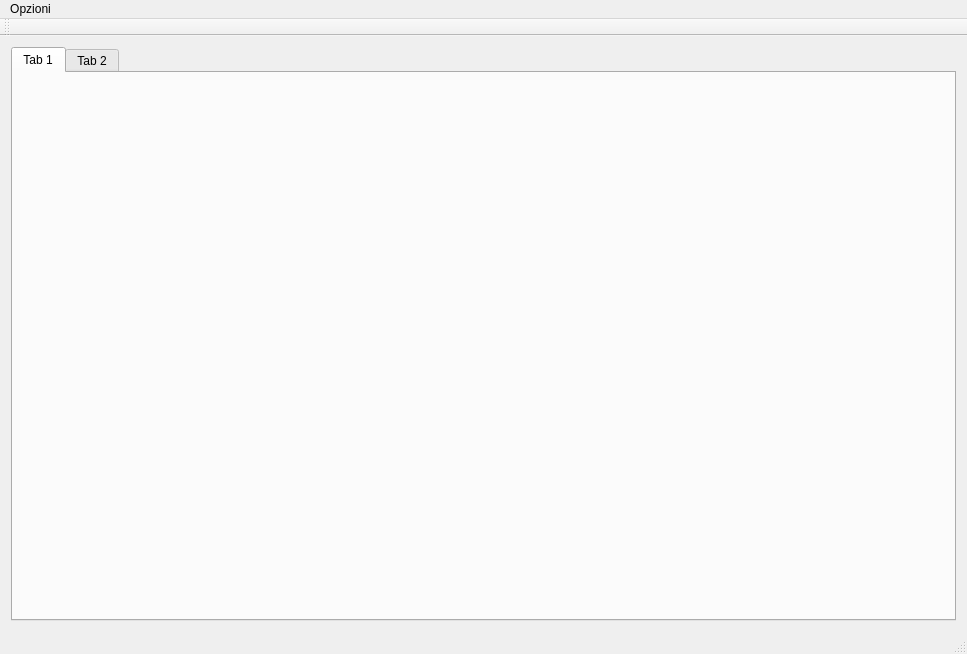
Old version of the form qt/MTempClient/MTempClient.ui in the repository danilom93/WB32.
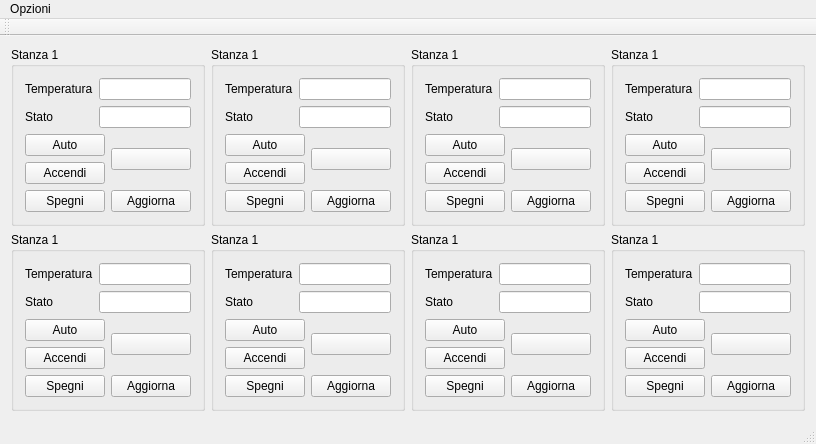
New version of the form. Icons and pictures are not drawn.

```diff
--- a/qt/MTempClient/MTempClient.ui
+++ b/qt/MTempClient/MTempClient.ui
@@ -6,27 +6,669 @@
    <rect>
     <x>0</x>
     <y>0</y>
-    <width>967</width>
-    <height>654</height>
+    <width>746</width>
+    <height>438</height>
    </rect>
   </property>
   <property name="windowTitle">
    <string>MTempClient</string>
   </property>
   <widget class="QWidget" name="centralWidget">
-   <layout class="QHBoxLayout" name="horizontalLayout">
-    <item>
-     <widget class="QTabWidget" name="tabWidget">
-      <widget class="QWidget" name="tab">
-       <attribute name="title">
-        <string>Tab 1</string>
-       </attribute>
-      </widget>
-      <widget class="QWidget" name="tab_2">
-       <attribute name="title">
-        <string>Tab 2</string>
-       </attribute>
-      </widget>
+   <layout class="QGridLayout" name="gridLayout_2">
+    <item row="0" column="0">
+     <widget class="QGroupBox" name="roomGroupBox_1">
+      <property name="title">
+       <string>Stanza 1</string>
+      </property>
+      <layout class="QGridLayout" name="gridLayout">
+       <item row="0" column="0">
+        <widget class="QLabel" name="label">
+         <property name="text">
+          <string>Temperatura</string>
+         </property>
+        </widget>
+       </item>
+       <item row="0" column="1" colspan="2">
+        <widget class="QLineEdit" name="temperatureEdit_1">
+         <property name="readOnly">
+          <bool>true</bool>
+         </property>
+        </widget>
+       </item>
+       <item row="1" column="0">
+        <widget class="QLabel" name="label_2">
+         <property name="text">
+          <string>Stato</string>
+         </property>
+        </widget>
+       </item>
+       <item row="1" column="1" colspan="2">
+        <widget class="QLineEdit" name="statusLineEdit_1">
+         <property name="readOnly">
+          <bool>true</bool>
+         </property>
+        </widget>
+       </item>
+       <item row="2" column="0" colspan="2">
+        <widget class="QPushButton" name="setAutoButton_1">
+         <property name="text">
+          <string>Auto</string>
+         </property>
+        </widget>
+       </item>
+       <item row="2" column="2" rowspan="2">
+        <widget class="QPushButton" name="configButton_1">
+         <property name="text">
+          <string/>
+         </property>
+         <property name="icon">
+          <iconset resource="resource.qrc">
+           <normaloff>:/ico/img/Settings-52.png</normaloff>:/ico/img/Settings-52.png</iconset>
+         </property>
+         <property name="iconSize">
+          <size>
+           <width>32</width>
+           <height>32</height>
+          </size>
+         </property>
+        </widget>
+       </item>
+       <item row="3" column="0" colspan="2">
+        <widget class="QPushButton" name="forceOnButton_1">
+         <property name="text">
+          <string>Accendi</string>
+         </property>
+        </widget>
+       </item>
+       <item row="4" column="0" colspan="2">
+        <widget class="QPushButton" name="forceOffButton_1">
+         <property name="text">
+          <string>Spegni</string>
+         </property>
+        </widget>
+       </item>
+       <item row="4" column="2">
+        <widget class="QPushButton" name="updateButton_1">
+         <property name="text">
+          <string>Aggiorna</string>
+         </property>
+        </widget>
+       </item>
+      </layout>
+     </widget>
+    </item>
+    <item row="0" column="1">
+     <widget class="QGroupBox" name="roomGroupBox_2">
+      <property name="title">
+       <string>Stanza 1</string>
+      </property>
+      <layout class="QGridLayout" name="gridLayout_3">
+       <item row="0" column="0">
+        <widget class="QLabel" name="label_5">
+         <property name="text">
+          <string>Temperatura</string>
+         </property>
+        </widget>
+       </item>
+       <item row="0" column="1" colspan="2">
+        <widget class="QLineEdit" name="temperatureEdit_2">
+         <property name="readOnly">
+          <bool>true</bool>
+         </property>
+        </widget>
+       </item>
+       <item row="1" column="0">
+        <widget class="QLabel" name="label_6">
+         <property name="text">
+          <string>Stato</string>
+         </property>
+        </widget>
+       </item>
+       <item row="1" column="1" colspan="2">
+        <widget class="QLineEdit" name="statusLineEdit_2">
+         <property name="readOnly">
+          <bool>true</bool>
+         </property>
+        </widget>
+       </item>
+       <item row="2" column="0" colspan="2">
+        <widget class="QPushButton" name="setAutoButton_3">
+         <property name="text">
+          <string>Auto</string>
+         </property>
+        </widget>
+       </item>
+       <item row="2" column="2" rowspan="2">
+        <widget class="QPushButton" name="configButton_3">
+         <property name="text">
+          <string/>
+         </property>
+         <property name="icon">
+          <iconset resource="resource.qrc">
+           <normaloff>:/ico/img/Settings-52.png</normaloff>:/ico/img/Settings-52.png</iconset>
+         </property>
+         <property name="iconSize">
+          <size>
+           <width>32</width>
+           <height>32</height>
+          </size>
+         </property>
+        </widget>
+       </item>
+       <item row="3" column="0" colspan="2">
+        <widget class="QPushButton" name="forceOnButton_3">
+         <property name="text">
+          <string>Accendi</string>
+         </property>
+        </widget>
+       </item>
+       <item row="4" column="0" colspan="2">
+        <widget class="QPushButton" name="forceOffButton_3">
+         <property name="text">
+          <string>Spegni</string>
+         </property>
+        </widget>
+       </item>
+       <item row="4" column="2">
+        <widget class="QPushButton" name="updateButton_3">
+         <property name="text">
+          <string>Aggiorna</string>
+         </property>
+        </widget>
+       </item>
+      </layout>
+     </widget>
+    </item>
+    <item row="0" column="2">
+     <widget class="QGroupBox" name="roomGroupBox_3">
+      <property name="title">
+       <string>Stanza 1</string>
+      </property>
+      <layout class="QGridLayout" name="gridLayout_4">
+       <item row="0" column="0">
+        <widget class="QLabel" name="label_7">
+         <property name="text">
+          <string>Temperatura</string>
+         </property>
+        </widget>
+       </item>
+       <item row="0" column="1" colspan="2">
+        <widget class="QLineEdit" name="temperatureEdit_3">
+         <property name="readOnly">
+          <bool>true</bool>
+         </property>
+        </widget>
+       </item>
+       <item row="1" column="0">
+        <widget class="QLabel" name="label_8">
+         <property name="text">
+          <string>Stato</string>
+         </property>
+        </widget>
+       </item>
+       <item row="1" column="1" colspan="2">
+        <widget class="QLineEdit" name="statusLineEdit_3">
+         <property name="readOnly">
+          <bool>true</bool>
+         </property>
+        </widget>
+       </item>
+       <item row="2" column="0" colspan="2">
+        <widget class="QPushButton" name="setAutoButton_4">
+         <property name="text">
+          <string>Auto</string>
+         </property>
+        </widget>
+       </item>
+       <item row="2" column="2" rowspan="2">
+        <widget class="QPushButton" name="configButton_4">
+         <property name="text">
+          <string/>
+         </property>
+         <property name="icon">
+          <iconset resource="resource.qrc">
+           <normaloff>:/ico/img/Settings-52.png</normaloff>:/ico/img/Settings-52.png</iconset>
+         </property>
+         <property name="iconSize">
+          <size>
+           <width>32</width>
+           <height>32</height>
+          </size>
+         </property>
+        </widget>
+       </item>
+       <item row="3" column="0" colspan="2">
+        <widget class="QPushButton" name="forceOnButton_4">
+         <property name="text">
+          <string>Accendi</string>
+         </property>
+        </widget>
+       </item>
+       <item row="4" column="0" colspan="2">
+        <widget class="QPushButton" name="forceOffButton_4">
+         <property name="text">
+          <string>Spegni</string>
+         </property>
+        </widget>
+       </item>
+       <item row="4" column="2">
+        <widget class="QPushButton" name="updateButton_4">
+         <property name="text">
+          <string>Aggiorna</string>
+         </property>
+        </widget>
+       </item>
+      </layout>
+     </widget>
+    </item>
+    <item row="0" column="3">
+     <widget class="QGroupBox" name="roomGroupBox_4">
+      <property name="title">
+       <string>Stanza 1</string>
+      </property>
+      <layout class="QGridLayout" name="gridLayout_5">
+       <item row="0" column="0">
+        <widget class="QLabel" name="label_9">
+         <property name="text">
+          <string>Temperatura</string>
+         </property>
+        </widget>
+       </item>
+       <item row="0" column="1" colspan="2">
+        <widget class="QLineEdit" name="temperatureEdit_4">
+         <property name="readOnly">
+          <bool>true</bool>
+         </property>
+        </widget>
+       </item>
+       <item row="1" column="0">
+        <widget class="QLabel" name="label_10">
+         <property name="text">
+          <string>Stato</string>
+         </property>
+        </widget>
+       </item>
+       <item row="1" column="1" colspan="2">
+        <widget class="QLineEdit" name="statusLineEdit_4">
+         <property name="readOnly">
+          <bool>true</bool>
+         </property>
+        </widget>
+       </item>
+       <item row="2" column="0" colspan="2">
+        <widget class="QPushButton" name="setAutoButton_5">
+         <property name="text">
+          <string>Auto</string>
+         </property>
+        </widget>
+       </item>
+       <item row="2" column="2" rowspan="2">
+        <widget class="QPushButton" name="configButton_5">
+         <property name="text">
+          <string/>
+         </property>
+         <property name="icon">
+          <iconset resource="resource.qrc">
+           <normaloff>:/ico/img/Settings-52.png</normaloff>:/ico/img/Settings-52.png</iconset>
+         </property>
+         <property name="iconSize">
+          <size>
+           <width>32</width>
+           <height>32</height>
+          </size>
+         </property>
+        </widget>
+       </item>
+       <item row="3" column="0" colspan="2">
+        <widget class="QPushButton" name="forceOnButton_5">
+         <property name="text">
+          <string>Accendi</string>
+         </property>
+        </widget>
+       </item>
+       <item row="4" column="0" colspan="2">
+        <widget class="QPushButton" name="forceOffButton_5">
+         <property name="text">
+          <string>Spegni</string>
+         </property>
+        </widget>
+       </item>
+       <item row="4" column="2">
+        <widget class="QPushButton" name="updateButton_5">
+         <property name="text">
+          <string>Aggiorna</string>
+         </property>
+        </widget>
+       </item>
+      </layout>
+     </widget>
+    </item>
+    <item row="1" column="0">
+     <widget class="QGroupBox" name="roomGroupBox_5">
+      <property name="title">
+       <string>Stanza 1</string>
+      </property>
+      <layout class="QGridLayout" name="gridLayout_6">
+       <item row="0" column="0">
+        <widget class="QLabel" name="label_11">
+         <property name="text">
+          <string>Temperatura</string>
+         </property>
+        </widget>
+       </item>
+       <item row="0" column="1" colspan="2">
+        <widget class="QLineEdit" name="temperatureEdit_5">
+         <property name="readOnly">
+          <bool>true</bool>
+         </property>
+        </widget>
+       </item>
+       <item row="1" column="0">
+        <widget class="QLabel" name="label_12">
+         <property name="text">
+          <string>Stato</string>
+         </property>
+        </widget>
+       </item>
+       <item row="1" column="1" colspan="2">
+        <widget class="QLineEdit" name="statusLineEdit_5">
+         <property name="readOnly">
+          <bool>true</bool>
+         </property>
+        </widget>
+       </item>
+       <item row="2" column="0" colspan="2">
+        <widget class="QPushButton" name="setAutoButton_6">
+         <property name="text">
+          <string>Auto</string>
+         </property>
+        </widget>
+       </item>
+       <item row="2" column="2" rowspan="2">
+        <widget class="QPushButton" name="configButton_6">
+         <property name="text">
+          <string/>
+         </property>
+         <property name="icon">
+          <iconset resource="resource.qrc">
+           <normaloff>:/ico/img/Settings-52.png</normaloff>:/ico/img/Settings-52.png</iconset>
+         </property>
+         <property name="iconSize">
+          <size>
+           <width>32</width>
+           <height>32</height>
+          </size>
+         </property>
+        </widget>
+       </item>
+       <item row="3" column="0" colspan="2">
+        <widget class="QPushButton" name="forceOnButton_6">
+         <property name="text">
+          <string>Accendi</string>
+         </property>
+        </widget>
+       </item>
+       <item row="4" column="0" colspan="2">
+        <widget class="QPushButton" name="forceOffButton_6">
+         <property name="text">
+          <string>Spegni</string>
+         </property>
+        </widget>
+       </item>
+       <item row="4" column="2">
+        <widget class="QPushButton" name="updateButton_6">
+         <property name="text">
+          <string>Aggiorna</string>
+         </property>
+        </widget>
+       </item>
+      </layout>
+     </widget>
+    </item>
+    <item row="1" column="1">
+     <widget class="QGroupBox" name="roomGroupBox_6">
+      <property name="title">
+       <string>Stanza 1</string>
+      </property>
+      <layout class="QGridLayout" name="gridLayout_7">
+       <item row="0" column="0">
+        <widget class="QLabel" name="label_13">
+         <property name="text">
+          <string>Temperatura</string>
+         </property>
+        </widget>
+       </item>
+       <item row="0" column="1" colspan="2">
+        <widget class="QLineEdit" name="temperatureEdit_6">
+         <property name="readOnly">
+          <bool>true</bool>
+         </property>
+        </widget>
+       </item>
+       <item row="1" column="0">
+        <widget class="QLabel" name="label_14">
+         <property name="text">
+          <string>Stato</string>
+         </property>
+        </widget>
+       </item>
+       <item row="1" column="1" colspan="2">
+        <widget class="QLineEdit" name="statusLineEdit_6">
+         <property name="readOnly">
+          <bool>true</bool>
+         </property>
+        </widget>
+       </item>
+       <item row="2" column="0" colspan="2">
+        <widget class="QPushButton" name="setAutoButton_7">
+         <property name="text">
+          <string>Auto</string>
+         </property>
+        </widget>
+       </item>
+       <item row="2" column="2" rowspan="2">
+        <widget class="QPushButton" name="configButton_7">
+         <property name="text">
+          <string/>
+         </property>
+         <property name="icon">
+          <iconset resource="resource.qrc">
+           <normaloff>:/ico/img/Settings-52.png</normaloff>:/ico/img/Settings-52.png</iconset>
+         </property>
+         <property name="iconSize">
+          <size>
+           <width>32</width>
+           <height>32</height>
+          </size>
+         </property>
+        </widget>
+       </item>
+       <item row="3" column="0" colspan="2">
+        <widget class="QPushButton" name="forceOnButton_7">
+         <property name="text">
+          <string>Accendi</string>
+         </property>
+        </widget>
+       </item>
+       <item row="4" column="0" colspan="2">
+        <widget class="QPushButton" name="forceOffButton_7">
+         <property name="text">
+          <string>Spegni</string>
+         </property>
+        </widget>
+       </item>
+       <item row="4" column="2">
+        <widget class="QPushButton" name="updateButton_7">
+         <property name="text">
+          <string>Aggiorna</string>
+         </property>
+        </widget>
+       </item>
+      </layout>
+     </widget>
+    </item>
+    <item row="1" column="2">
+     <widget class="QGroupBox" name="roomGroupBox_7">
+      <property name="title">
+       <string>Stanza 1</string>
+      </property>
+      <layout class="QGridLayout" name="gridLayout_8">
+       <item row="0" column="0">
+        <widget class="QLabel" name="label_15">
+         <property name="text">
+          <string>Temperatura</string>
+         </property>
+        </widget>
+       </item>
+       <item row="0" column="1" colspan="2">
+        <widget class="QLineEdit" name="temperatureEdit_7">
+         <property name="readOnly">
+          <bool>true</bool>
+         </property>
+        </widget>
+       </item>
+       <item row="1" column="0">
+        <widget class="QLabel" name="label_16">
+         <property name="text">
+          <string>Stato</string>
+         </property>
+        </widget>
+       </item>
+       <item row="1" column="1" colspan="2">
+        <widget class="QLineEdit" name="statusLineEdit_7">
+         <property name="readOnly">
+          <bool>true</bool>
+         </property>
+        </widget>
+       </item>
+       <item row="2" column="0" colspan="2">
+        <widget class="QPushButton" name="setAutoButton_8">
+         <property name="text">
+          <string>Auto</string>
+         </property>
+        </widget>
+       </item>
+       <item row="2" column="2" rowspan="2">
+        <widget class="QPushButton" name="configButton_8">
+         <property name="text">
+          <string/>
+         </property>
+         <property name="icon">
+          <iconset resource="resource.qrc">
+           <normaloff>:/ico/img/Settings-52.png</normaloff>:/ico/img/Settings-52.png</iconset>
+         </property>
+         <property name="iconSize">
+          <size>
+           <width>32</width>
+           <height>32</height>
+          </size>
+         </property>
+        </widget>
+       </item>
+       <item row="3" column="0" colspan="2">
+        <widget class="QPushButton" name="forceOnButton_8">
+         <property name="text">
+          <string>Accendi</string>
+         </property>
+        </widget>
+       </item>
+       <item row="4" column="0" colspan="2">
+        <widget class="QPushButton" name="forceOffButton_8">
+         <property name="text">
+          <string>Spegni</string>
+         </property>
+        </widget>
+       </item>
+       <item row="4" column="2">
+        <widget class="QPushButton" name="updateButton_8">
+         <property name="text">
+          <string>Aggiorna</string>
+         </property>
+        </widget>
+       </item>
+      </layout>
+     </widget>
+    </item>
+    <item row="1" column="3">
+     <widget class="QGroupBox" name="roomGroupBox_8">
+      <property name="title">
+       <string>Stanza 1</string>
+      </property>
+      <layout class="QGridLayout" name="gridLayout_9">
+       <item row="0" column="0">
+        <widget class="QLabel" name="label_17">
+         <property name="text">
+          <string>Temperatura</string>
+         </property>
+        </widget>
+       </item>
+       <item row="0" column="1" colspan="2">
+        <widget class="QLineEdit" name="temperatureEdit_8">
+         <property name="readOnly">
+          <bool>true</bool>
+         </property>
+        </widget>
+       </item>
+       <item row="1" column="0">
+        <widget class="QLabel" name="label_18">
+         <property name="text">
+          <string>Stato</string>
+         </property>
+        </widget>
+       </item>
+       <item row="1" column="1" colspan="2">
+        <widget class="QLineEdit" name="statusLineEdit_8">
+         <property name="readOnly">
+          <bool>true</bool>
+         </property>
+        </widget>
+       </item>
+       <item row="2" column="0" colspan="2">
+        <widget class="QPushButton" name="setAutoButton_9">
+         <property name="text">
+          <string>Auto</string>
+         </property>
+        </widget>
+       </item>
+       <item row="2" column="2" rowspan="2">
+        <widget class="QPushButton" name="configButton_9">
+         <property name="text">
+          <string/>
+         </property>
+         <property name="icon">
+          <iconset resource="resource.qrc">
+           <normaloff>:/ico/img/Settings-52.png</normaloff>:/ico/img/Settings-52.png</iconset>
+         </property>
+         <property name="iconSize">
+          <size>
+           <width>32</width>
+           <height>32</height>
+          </size>
+         </property>
+        </widget>
+       </item>
+       <item row="3" column="0" colspan="2">
+        <widget class="QPushButton" name="forceOnButton_9">
+         <property name="text">
+          <string>Accendi</string>
+         </property>
+        </widget>
+       </item>
+       <item row="4" column="0" colspan="2">
+        <widget class="QPushButton" name="forceOffButton_9">
+         <property name="text">
+          <string>Spegni</string>
+         </property>
+        </widget>
+       </item>
+       <item row="4" column="2">
+        <widget class="QPushButton" name="updateButton_9">
+         <property name="text">
+          <string>Aggiorna</string>
+         </property>
+        </widget>
+       </item>
+      </layout>
      </widget>
     </item>
    </layout>
@@ -36,7 +678,7 @@
     <rect>
      <x>0</x>
      <y>0</y>
-     <width>967</width>
+     <width>746</width>
      <height>21</height>
     </rect>
    </property>
```
Left out of the diff: 4 changed lines with no effect on the pictures.
